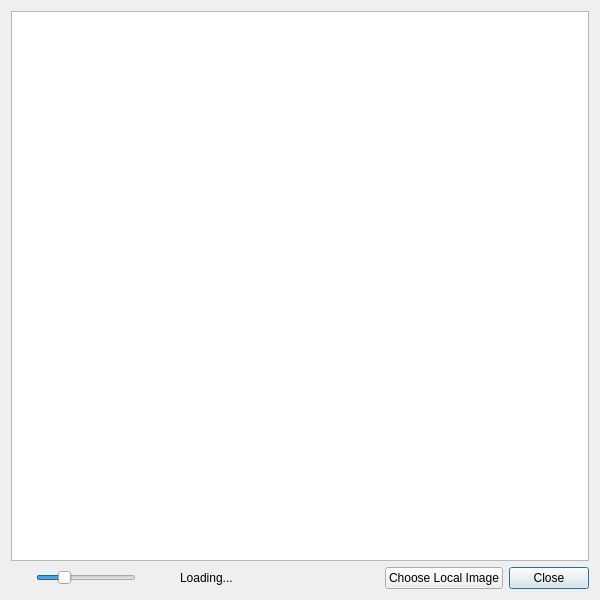
Before: the Qt Designer form globals/ImageDialog.ui in Komet/MediaElch, drawn with Qt 5.
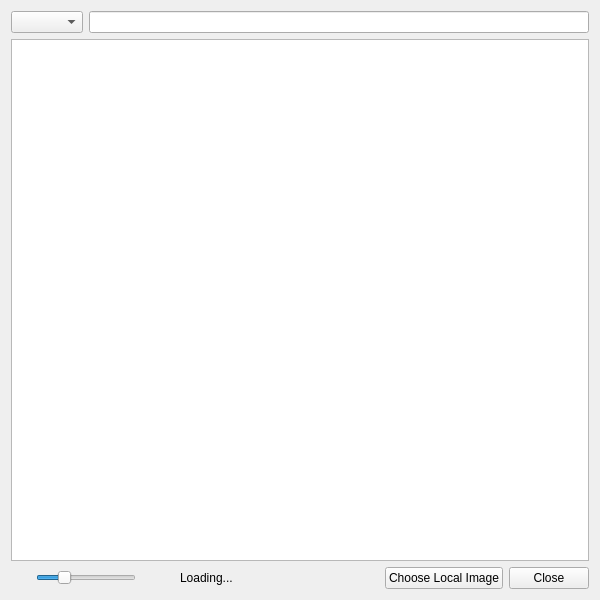
After: the same form once the commit is applied. Icons and pictures are not drawn. Custom widgets are drawn as their Qt base class.

Commit message: Added image providers, option in ImageDialog to choose between them

```diff
--- a/globals/ImageDialog.ui
+++ b/globals/ImageDialog.ui
@@ -26,6 +26,66 @@
   </property>
   <layout class="QVBoxLayout" name="verticalLayout">
    <item>
+    <layout class="QHBoxLayout" name="horizontalLayout_2">
+     <item>
+      <widget class="QComboBox" name="imageProvider"/>
+     </item>
+     <item>
+      <widget class="MyLineEdit" name="searchTerm"/>
+     </item>
+    </layout>
+   </item>
+   <item>
+    <widget class="QStackedWidget" name="stackedWidget">
+     <widget class="QWidget" name="page">
+      <layout class="QVBoxLayout" name="verticalLayout_3">
+       <property name="margin">
+        <number>0</number>
+       </property>
+       <item>
+        <widget class="QTableWidget" name="results">
+         <property name="styleSheet">
+          <string notr="true">alternate-background-color: rgb(243, 246, 250);</string>
+         </property>
+         <property name="editTriggers">
+          <set>QAbstractItemView::NoEditTriggers</set>
+         </property>
+         <property name="alternatingRowColors">
+          <bool>true</bool>
+         </property>
+         <property name="selectionMode">
+          <enum>QAbstractItemView::SingleSelection</enum>
+         </property>
+         <property name="selectionBehavior">
+          <enum>QAbstractItemView::SelectRows</enum>
+         </property>
+         <property name="showGrid">
+          <bool>false</bool>
+         </property>
+         <attribute name="horizontalHeaderVisible">
+          <bool>false</bool>
+         </attribute>
+         <attribute name="horizontalHeaderStretchLastSection">
+          <bool>true</bool>
+         </attribute>
+         <attribute name="verticalHeaderVisible">
+          <bool>false</bool>
+         </attribute>
+         <column>
+          <property name="text">
+           <string>Movie</string>
+          </property>
+         </column>
+        </widget>
+       </item>
+      </layout>
+     </widget>
+     <widget class="QWidget" name="page_2">
+      <layout class="QVBoxLayout" name="verticalLayout_2">
+       <property name="margin">
+        <number>0</number>
+       </property>
+       <item>
     <widget class="MyTableWidget" name="table">
      <property name="minimumSize">
       <size>
@@ -81,6 +141,10 @@
      </column>
     </widget>
    </item>
+      </layout>
+     </widget>
+    </widget>
+   </item>
    <item>
     <layout class="QHBoxLayout" name="horizontalLayout" stretch="0,0,0,0,1,0,0,0">
      <item>
@@ -191,6 +255,9 @@
      </item>
      <item>
       <widget class="QPushButton" name="buttonChoose">
+       <property name="focusPolicy">
+        <enum>Qt::NoFocus</enum>
+       </property>
        <property name="text">
         <string>Choose Local Image</string>
        </property>
@@ -201,6 +268,9 @@
      </item>
      <item>
       <widget class="QPushButton" name="buttonClose">
+       <property name="focusPolicy">
+        <enum>Qt::NoFocus</enum>
+       </property>
        <property name="text">
         <string>Close</string>
        </property>
@@ -216,6 +286,11 @@
    <extends>QTableWidget</extends>
    <header>smallWidgets/MyTableWidget.h</header>
   </customwidget>
+  <customwidget>
+   <class>MyLineEdit</class>
+   <extends>QLineEdit</extends>
+   <header>smallWidgets/MyLineEdit.h</header>
+  </customwidget>
  </customwidgets>
  <resources>
   <include location="../MediaElch.qrc"/>
```
Lines whose indentation alone changed are shown as unchanged. The commit also changes 16 other files.
